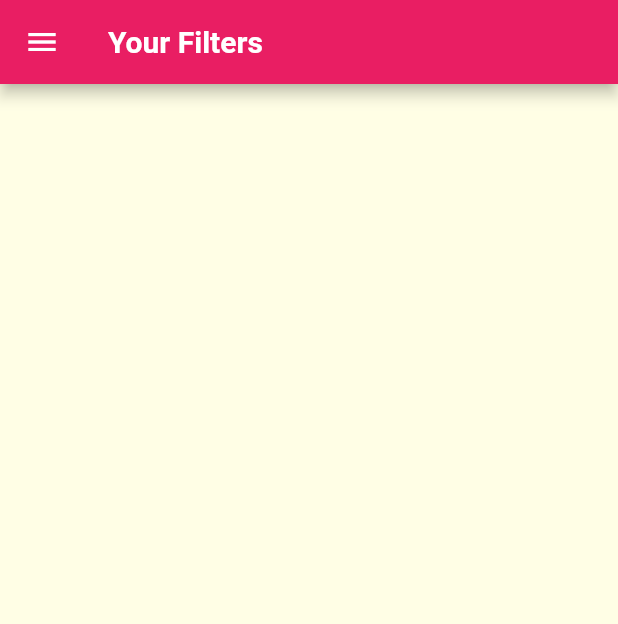
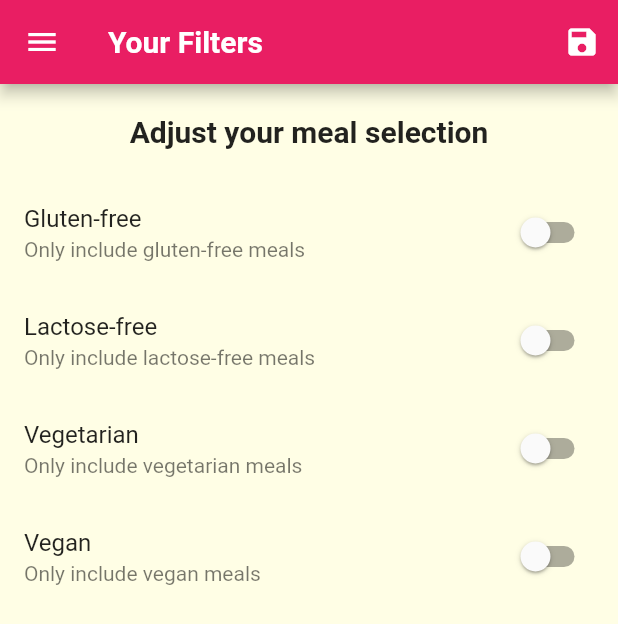
Before and after one commit to phuquang147/meals_app, a Flutter app: the FiltersScreen screen opened by its route, on a phone screen of 412 x 824 dp. Shown: the top 624 px of the screen. Run offline on Flutter 3.47's test engine with Material 2 defaults, Android fonts, the phone set to English and light mode, and no system bars.

Commit message:
Add filters

```diff
--- a/lib/main.dart
+++ b/lib/main.dart
@@ -1,4 +1,6 @@
 import 'package:flutter/material.dart';
+import 'package:flutter_complete_guide/dummy_data.dart';
+import 'package:flutter_complete_guide/models/meal.dart';
 
 import 'screens/tabs_screen.dart';
 import 'screens/category_meals_screen.dart';
@@ -8,7 +10,34 @@ import 'screens/filters_screen.dart';
 
 void main() => runApp(MyApp());
 
-class MyApp extends StatelessWidget {
+class MyApp extends StatefulWidget {
+  @override
+  State<MyApp> createState() => _MyAppState();
+}
+
+class _MyAppState extends State<MyApp> {
+  Map<String, bool> _filters = {
+    'gluten': false,
+    'lactose': false,
+    'vegetarian': false,
+    'vegan': false,
+  };
+
+  List<Meal> _availableMeals = DUMMY_MEALS;
+
+  void _setFilter(Map<String, bool> filterData) {
+    setState(() {
+      _filters = filterData;
+      _availableMeals = DUMMY_MEALS.where((meal) {
+        if (_filters['gluten'] && !meal.isGlutenFree) return false;
+        if (_filters['lactose'] && !meal.isLactoseFree) return false;
+        if (_filters['vegetarian'] && !meal.isVegetarian) return false;
+        if (_filters['vegan'] && !meal.isVegan) return false;
+        return true;
+      }).toList();
+    });
+  }
+
   @override
   Widget build(BuildContext context) {
     return MaterialApp(
@@ -32,9 +61,10 @@ class MyApp extends StatelessWidget {
       ),
       routes: {
         '/': (ctx) => TabsScreen(),
-        CategoryMealsScreen.routeName: (ctx) => CategoryMealsScreen(),
+        CategoryMealsScreen.routeName: (ctx) =>
+            CategoryMealsScreen(_availableMeals),
         MealDetail.routeName: (ctx) => MealDetail(),
-        FiltersScreen.routeName: (ctx) => FiltersScreen(),
+        FiltersScreen.routeName: (ctx) => FiltersScreen(_filters, _setFilter),
       },
     );
   }
--- a/lib/screens/category_meals_screen.dart
+++ b/lib/screens/category_meals_screen.dart
@@ -7,7 +7,9 @@ import '../dummy_data.dart';
 
 class CategoryMealsScreen extends StatefulWidget {
   static const routeName = '/category-meals';
+  final List<Meal> availableMeals;
 
+  CategoryMealsScreen(this.availableMeals);
   @override
   State<CategoryMealsScreen> createState() => _CategoryMealsScreenState();
 }
@@ -24,7 +26,7 @@ class _CategoryMealsScreenState extends State<CategoryMealsScreen> {
           ModalRoute.of(context).settings.arguments as Map<String, String>;
       final categoryId = routeArgs['id'];
       categoryTitle = routeArgs['title'];
-      displayMeals = DUMMY_MEALS
+      displayMeals = widget.availableMeals
           .where((meal) => meal.categories.contains(categoryId))
           .toList();
     }
--- a/lib/screens/filters_screen.dart
+++ b/lib/screens/filters_screen.dart
@@ -1,16 +1,125 @@
 import 'package:flutter/material.dart';
 import '../widgets/main_drawer.dart';
 
-class FiltersScreen extends StatelessWidget {
+class FiltersScreen extends StatefulWidget {
   static const routeName = '/filters';
+
+  final Function saveFilters;
+
+  final Map<String, bool> currentFilters;
+  FiltersScreen(this.currentFilters, this.saveFilters);
+
+  @override
+  State<FiltersScreen> createState() => _FiltersScreenState();
+}
+
+class _FiltersScreenState extends State<FiltersScreen> {
+  var _glutenFree = false;
+  var _lactoseFree = false;
+  var _vegetarian = false;
+  var _vegan = false;
+
+  @override
+  void initState() {
+    _glutenFree = widget.currentFilters['gluten'];
+    _lactoseFree = widget.currentFilters['lactose'];
+    _vegetarian = widget.currentFilters['vegetarian'];
+    _vegan = widget.currentFilters['vegan'];
+    super.initState();
+  }
+
+  Widget _buildSwitchListTile(
+      {String title,
+      String subtitle,
+      bool currentValue,
+      Function onChangeHandler}) {
+    return SwitchListTile(
+      title: Text(title),
+      subtitle: Text(subtitle),
+      value: currentValue,
+      onChanged: (value) {
+        onChangeHandler(value);
+      },
+    );
+  }
 
   @override
   Widget build(BuildContext context) {
     return Scaffold(
       appBar: AppBar(
         title: Text('Your Filters'),
+        actions: [
+          IconButton(
+            onPressed: () {
+              widget.saveFilters({
+                'gluten': _glutenFree,
+                'lactose': _lactoseFree,
+                'vegetarian': _vegetarian,
+                'vegan': _vegan,
+              });
+            },
+            icon: Icon(Icons.save),
+          ),
+        ],
       ),
       drawer: MainDrawer(),
+      body: Column(
+        children: [
+          Container(
+            padding: EdgeInsets.all(20),
+            child: Text(
+              'Adjust your meal selection',
+              style: Theme.of(context).textTheme.headline6,
+            ),
+          ),
+          Expanded(
+            child: ListView(
+              children: [
+                _buildSwitchListTile(
+                  title: 'Gluten-free',
+                  subtitle: 'Only include gluten-free meals',
+                  currentValue: _glutenFree,
+                  onChangeHandler: (value) {
+                    setState(() {
+                      _glutenFree = value;
+                    });
+                  },
+                ),
+                _buildSwitchListTile(
+                  title: 'Lactose-free',
+                  subtitle: 'Only include lactose-free meals',
+                  currentValue: _lactoseFree,
+                  onChangeHandler: (value) {
+                    setState(() {
+                      _lactoseFree = value;
+                    });
+                  },
+                ),
+                _buildSwitchListTile(
+                  title: 'Vegetarian',
+                  subtitle: 'Only include vegetarian meals',
+                  currentValue: _vegetarian,
+                  onChangeHandler: (value) {
+                    setState(() {
+                      _vegetarian = value;
+                    });
+                  },
+                ),
+                _buildSwitchListTile(
+                  title: 'Vegan',
+                  subtitle: 'Only include vegan meals',
+                  currentValue: _vegan,
+                  onChangeHandler: (value) {
+                    setState(() {
+                      _vegan = value;
+                    });
+                  },
+                ),
+              ],
+            ),
+          ),
+        ],
+      ),
     );
   }
 }
```
